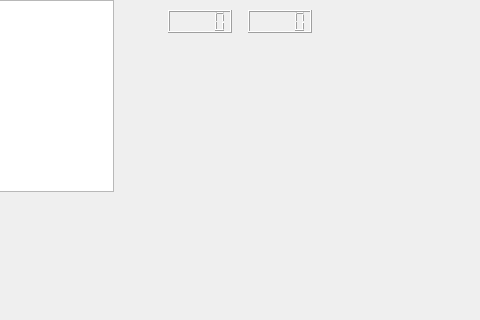
Above: AttackUniversity/nivel1.ui from juan154850/Juego-info-2-Attack-University- before the change; both pictures show x 142 to 622 and y 0 to 320 of the 800 by 600 pixel window. Below: the same form after it.
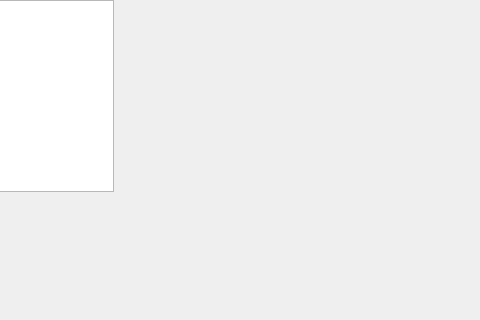
That is the form after the change. Icons and pictures are not drawn.

```diff
--- a/AttackUniversity/nivel1.ui
+++ b/AttackUniversity/nivel1.ui
@@ -29,27 +29,7 @@
     </rect>
    </property>
    <property name="styleSheet">
-    <string notr="true">border-image: url(:/imagenes/fondo.png);</string>
-   </property>
-  </widget>
-  <widget class="QLCDNumber" name="lcdNumber">
-   <property name="geometry">
-    <rect>
-     <x>310</x>
-     <y>10</y>
-     <width>64</width>
-     <height>23</height>
-    </rect>
-   </property>
-  </widget>
-  <widget class="QLCDNumber" name="lcdNumber_2">
-   <property name="geometry">
-    <rect>
-     <x>390</x>
-     <y>10</y>
-     <width>64</width>
-     <height>23</height>
-    </rect>
+    <string notr="true"/>
    </property>
   </widget>
  </widget>
```
